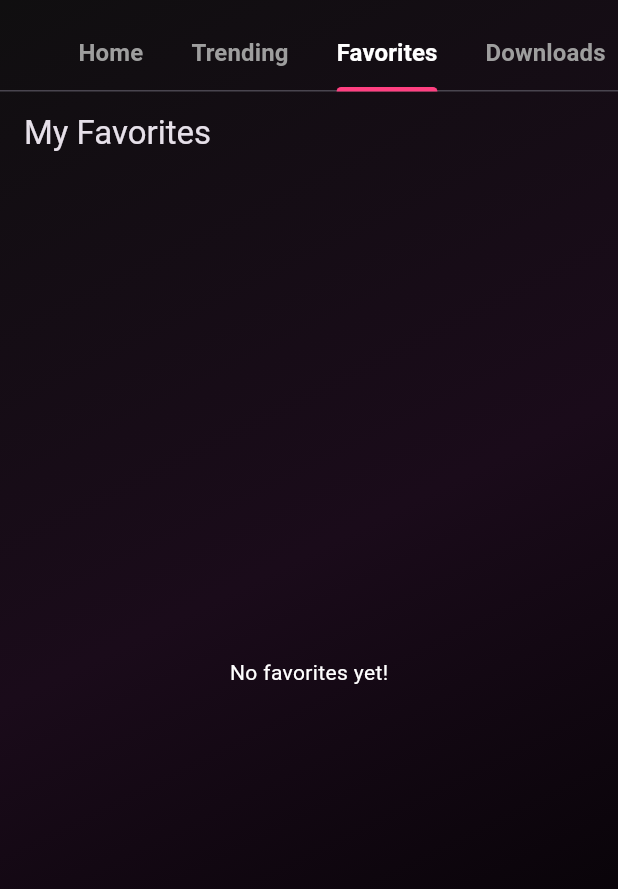
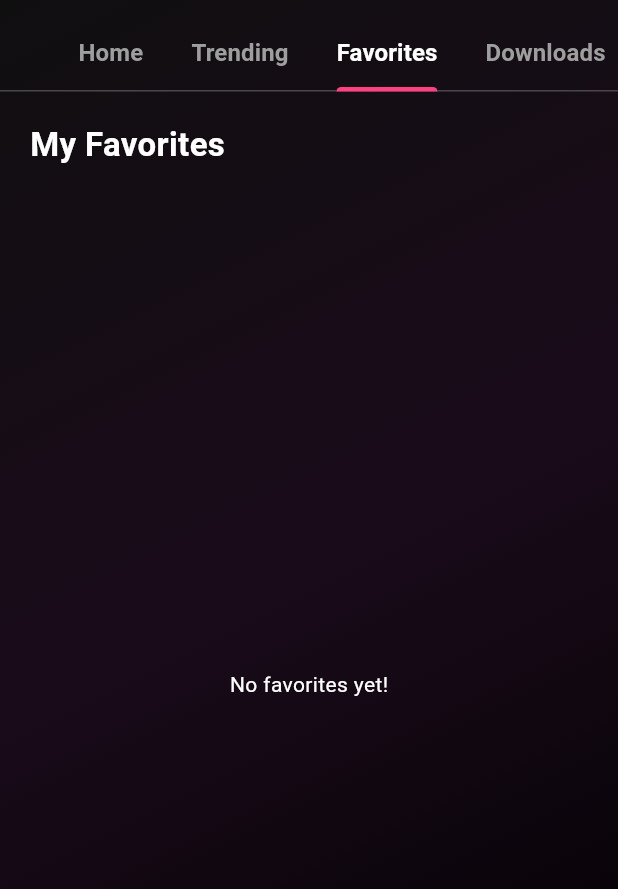
Before and after one commit to moazzam-samoo/nocturne, a Flutter app: the screen it shows after launch, tab 3 chosen, after a tap on the "more vert" icon, on a phone screen of 412 x 824 dp, the part 66-955 px from its top. Run offline on Flutter 3.47's test engine with Material 3 defaults, Android fonts, the light colour scheme and no system bars; our stand-ins replace audio_video_progress_bar, cached_network_image, dio, flutter_animate, flutter_local_notifications, get and 4 more; network calls fail; Roboto replaces fonts that are missing (Outfit).

Commit message:
fix: Resolve UI overlaps, consolidate search, and refactor screens

```diff
--- a/lib/app/presentation/screens/favorites_screen.dart
+++ b/lib/app/presentation/screens/favorites_screen.dart
@@ -12,21 +12,36 @@ class FavoritesScreen extends StatelessWidget {
     final MusicController musicController = Get.find<MusicController>();
      final MainController mainController = Get.find<MainController>();
 
-    return Scaffold(
-       backgroundColor: Colors.transparent,
-       appBar: AppBar(
-        title: const Text('My Favorites'),
-        backgroundColor: Colors.transparent,
-        elevation: 0,
+    return CustomScrollView(
+        slivers: [
+          SliverOverlapInjector(
+            handle: NestedScrollView.sliverOverlapAbsorberHandleFor(context),
           ),
-       body: Obx(() {
+
+          // Screen Title
+          const SliverToBoxAdapter(
+            child: Padding(
+              padding: EdgeInsets.symmetric(horizontal: 20, vertical: 20),
+              child: Text(
+                'My Favorites',
+                style: TextStyle(
+                  color: Colors.white,
+                  fontSize: 22,
+                  fontWeight: FontWeight.bold,
+                  fontFamily: 'Outfit',
+                ),
+              ),
+            ),
+          ),
+
+          Obx(() {
              if (controller.favorites.isEmpty) {
-           return const Center(child: Text('No favorites yet!', style: TextStyle(color: Colors.white)));
+               return const SliverFillRemaining(child: Center(child: Text('No favorites yet!', style: TextStyle(color: Colors.white))));
              }
 
-         return ListView.builder(
-           itemCount: controller.favorites.length,
-           itemBuilder: (context, index) {
+             return SliverList(
+               delegate: SliverChildBuilderDelegate(
+                 (context, index) {
                    final track = controller.favorites[index];
                    return ListTile(
                       leading: ClipRRect(
@@ -46,8 +61,12 @@ class FavoritesScreen extends StatelessWidget {
                       },
                    );
                  },
+                 childCount: controller.favorites.length,
+               ),
              );
            }),
+           const SliverPadding(padding: EdgeInsets.only(bottom: 100)),
+        ],
     );
   }
 }
--- a/lib/app/presentation/screens/home_screen.dart
+++ b/lib/app/presentation/screens/home_screen.dart
@@ -7,7 +7,7 @@ import '../controllers/player_controller.dart';
 import '../controllers/main_controller.dart';
 import '../widgets/glass_container.dart';
 import 'now_playing_screen.dart';
-import 'search_screen.dart';
+// import 'search_screen.dart'; // Removed as Search is now in Main App Bar
 
 class HomeScreen extends StatelessWidget {
   const HomeScreen({super.key});
@@ -17,62 +17,43 @@ class HomeScreen extends StatelessWidget {
     final MusicController musicController = Get.find();
     final PlayerController playerController = Get.find();
 
-    return Scaffold(
-      backgroundColor: Colors.transparent,
-      body: SafeArea(
+    return Builder(
+      builder: (context) {
+        return CustomScrollView(
+          slivers: [
+            SliverOverlapInjector(
+              handle: NestedScrollView.sliverOverlapAbsorberHandleFor(context),
+            ),
+            SliverToBoxAdapter(
+              child: Padding(
+                padding: const EdgeInsets.only(top: 20.0),
                 child: Column(
                   crossAxisAlignment: CrossAxisAlignment.start,
                   children: [
-            _buildHeader(),
-            const SizedBox(height: 20),
                     _buildSectionTitle('Recently Played'),
                     const SizedBox(height: 10),
                     _buildRecentlyPlayedList(musicController, playerController),
                     const SizedBox(height: 20),
                     _buildCategoryTabs(musicController),
                     const SizedBox(height: 10),
-            Expanded(
-              child: _buildYouMightLikeList(musicController, playerController),
-            ),
-             // Miniplayer removed as we have a dedicated Player Tab, but could be added back globally if needed.
-             // For now, let's keep the screen clean.
                   ],
                 ),
               ),
+            ),
+            // Use SliverFillRemaining or just another Adapter for the rest
+             SliverToBoxAdapter(
+               child: SizedBox(
+                height: 400, // Fixed height or use SliverList if dynamic
+                child: _buildYouMightLikeList(musicController, playerController)
+               ),
+             ),
+             const SliverPadding(padding: EdgeInsets.only(bottom: 100)), // Space for MiniPlayer
+          ],
+        );
+      }
     );
   }
 
-  Widget _buildHeader() {
-    return Padding(
-      padding: const EdgeInsets.symmetric(horizontal: 20.0, vertical: 10.0),
-      child: Row(
-        mainAxisAlignment: MainAxisAlignment.spaceBetween,
-        children: [
-          GlassContainer(
-            width: 50,
-            height: 50,
-            padding: const EdgeInsets.all(12),
-            borderRadius: BorderRadius.circular(15),
-            child: Image.asset(
-              'assets/icons/app_logo.png',
-              width: 30,
-              height: 30,
-            ),
-          ),
-          GestureDetector(
-            onTap: () => Get.to(() => const SearchScreen()),
-            child: GlassContainer(
-              width: 50,
-              height: 50,
-              padding: const EdgeInsets.all(12),
-              borderRadius: BorderRadius.circular(15),
-              child: const Icon(Icons.search, color: Colors.white, size: 24),
-            ),
-          ),
-        ],
-      ),
-    );
-  }
 
   Widget _buildSectionTitle(String title) {
     return Padding(
--- a/lib/app/presentation/screens/main_screen.dart
+++ b/lib/app/presentation/screens/main_screen.dart
@@ -2,6 +2,7 @@ import 'package:flutter/material.dart';
 import 'package:get/get.dart';
 import 'home_screen.dart';
 import '../controllers/main_controller.dart';
+import 'search_screen.dart';
 import 'trending_screen.dart';
 import 'favorites_screen.dart';
 import 'downloads_screen.dart';
@@ -41,7 +42,9 @@ class MainScreen extends StatelessWidget {
               NestedScrollView(
                 headerSliverBuilder: (context, innerBoxIsScrolled) {
                   return [
-                    SliverAppBar(
+                    SliverOverlapAbsorber(
+                      handle: NestedScrollView.sliverOverlapAbsorberHandleFor(context),
+                      sliver: SliverAppBar(
                         title: const Text('SM Music', style: TextStyle(fontWeight: FontWeight.bold, fontSize: 24)),
                         backgroundColor: Colors.transparent,
                         centerTitle: false,
@@ -50,7 +53,10 @@ class MainScreen extends StatelessWidget {
                         snap: true,
                         elevation: 0,
                         actions: [
-                        IconButton(icon: const Icon(Icons.search), onPressed: () {}),
+                          IconButton(
+                            icon: const Icon(Icons.search),
+                            onPressed: () => Get.to(() => const SearchScreen(), transition: Transition.leftToRightWithFade)
+                          ),
                           IconButton(icon: const Icon(Icons.more_vert), onPressed: () {}),
                         ],
                         bottom: const TabBar(
@@ -66,6 +72,7 @@ class MainScreen extends StatelessWidget {
                             Tab(text: 'Favorites'),
                             Tab(text: 'Downloads'),
                           ],
+                        ),
                       ),
                     ),
                   ];
```
Also changed, not shown: lib/app/presentation/screens/downloads_screen.dart (+30 -11 lines), lib/app/presentation/screens/trending_screen.dart (+43 -19 lines). Lines whose indentation alone changed are shown as unchanged.
